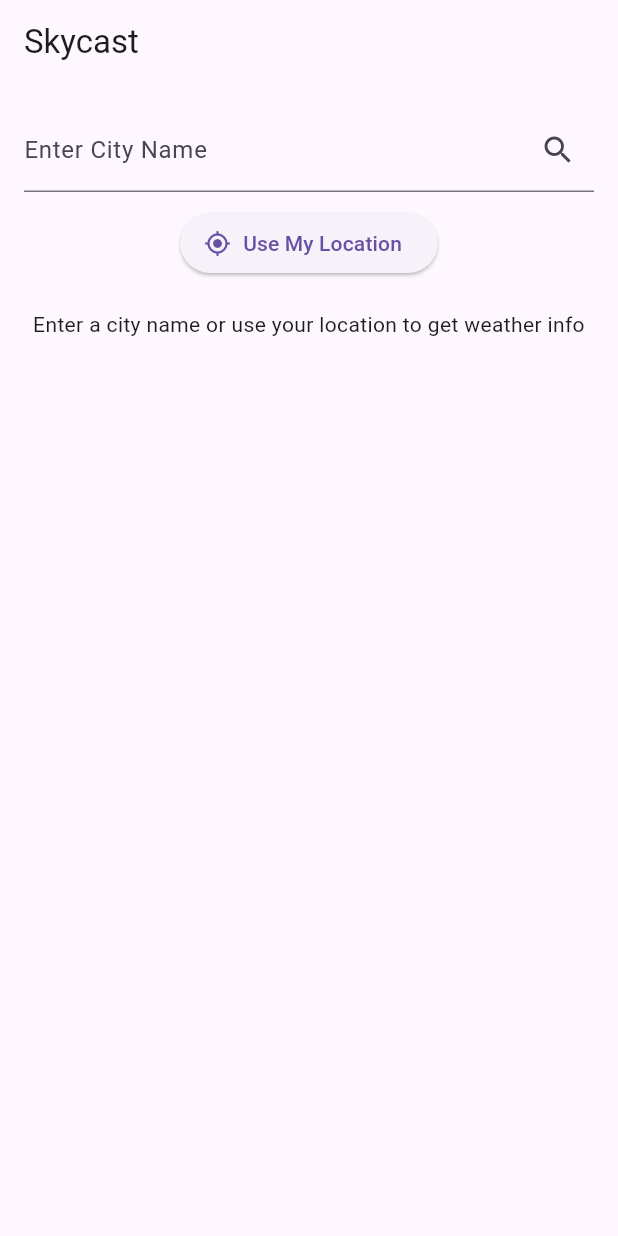
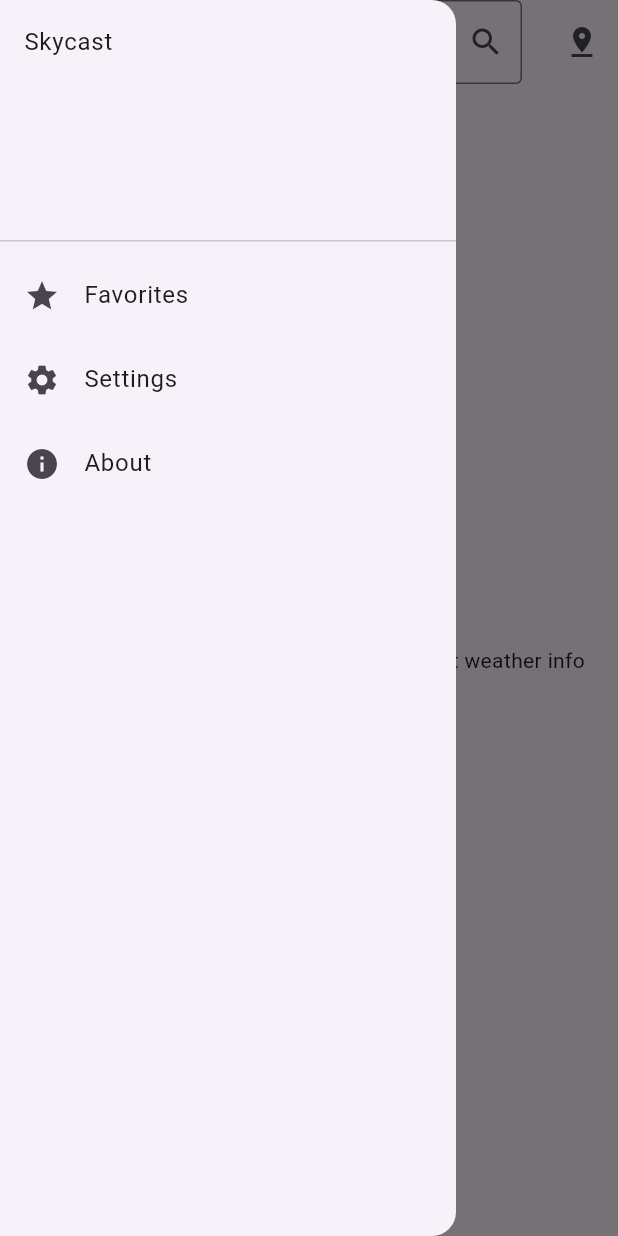
Before and after one commit to SinirliJapon/skycast, a Flutter app: the screen it shows after launch, with the side drawer open (before the commit the screen has no drawer), on a phone screen of 412 x 824 dp. Run offline on Flutter 3.47's test engine with Material 3 defaults, Android fonts, the phone set to English and light mode, and no system bars; our stand-ins replace flutter_dotenv, freezed_annotation, geolocator, shared_preferences.

Commit message:
initialize project structure with main components

```diff
--- /dev/null
+++ b/lib/core/app_strings.dart
@@ -0,0 +1,6 @@
+abstract class AppStrings {
+  static const String appName = "Skycast";
+  static const String entryMessage = "Enter a city name or use your location to get weather info";
+  static const String loadingMessage = "";
+  static const String searchHint = "Enter City";
+}
--- a/lib/providers/weather_provider.dart
+++ b/lib/providers/weather_provider.dart
@@ -13,8 +13,6 @@ class WeatherProvider with ChangeNotifier {
   WeatherModel? _weather;
   List<String> _citySuggestions = [];
 
-  final Map<String, List<String>> _citySuggestionsCache = {};
-
   WeatherModel? get weather => _weather;
   bool get isLoading => _isLoading;
   String get errorMessage => _errorMessage;
@@ -27,7 +25,6 @@ class WeatherProvider with ChangeNotifier {
       notifyListeners();
 
       _weather = await _weatherService.fetchWeather(cityName);
-      _citySuggestionsCache[cityName] = [_weather!.cityName];
 
     } catch (e) {
       _errorMessage = "An error occurred: $e";
@@ -62,12 +59,7 @@ class WeatherProvider with ChangeNotifier {
         _citySuggestions.add(_weather!.cityName);
       }
     } else {
-      if (_citySuggestionsCache.containsKey(query)) {
-        _citySuggestions = _citySuggestionsCache[query]!;
-      } else {
-        _citySuggestions = await _weatherService.fetchCitySuggestions(query);
-        _citySuggestionsCache[query] = _citySuggestions;
-      }
+      _citySuggestions = await _weatherService.fetchCitySuggestions(query);
     }
 
     notifyListeners();
--- a/lib/services/weather_service.dart
+++ b/lib/services/weather_service.dart
@@ -8,13 +8,7 @@ class WeatherService {
   final String geoBaseUrl = "https://api.openweathermap.org/geo/1.0/direct";
   final String oneCallUrl = "https://api.openweathermap.org/data/3.0/onecall";
 
-  final Map<String, WeatherModel> _cache = {};
-
   Future<WeatherModel> fetchWeather(String cityName) async {
-    if (_cache.containsKey(cityName)) {
-      return _cache[cityName]!;
-    }
-
     final String apiKey = dotenv.env['API_KEY'] ?? "";
     final String url = "$baseUrl?q=$cityName&appid=$apiKey&units=metric";
 
@@ -22,10 +16,7 @@ class WeatherService {
 
     if (response.statusCode == 200) {
       final data = json.decode(response.body);
-      final weather = WeatherModel.fromJson(data);
-
-      _cache[cityName] = weather;
-      return weather;
+      return WeatherModel.fromJson(data);
     } else {
       throw Exception("Failed to fetch weather data");
     }
--- a/lib/view/home/home_screen.dart
+++ b/lib/view/home/home_screen.dart
@@ -1,5 +1,6 @@
 import 'package:flutter/material.dart';
 import 'package:provider/provider.dart';
+import 'package:skycast/core/app_strings.dart';
 import 'package:skycast/providers/weather_provider.dart';
 
 class HomeScreen extends StatelessWidget {
@@ -9,68 +10,21 @@ class HomeScreen extends StatelessWidget {
 
   @override
   Widget build(BuildContext context) {
-    final weatherProvider = Provider.of<WeatherProvider>(context);
-
     return Scaffold(
-      appBar: AppBar(title: const Text('Skycast')),
-      body: Padding(
-        padding: const EdgeInsets.all(16.0),
-        child: Column(
-          children: [
-            Autocomplete<String>(
-              optionsBuilder: (TextEditingValue textEditingValue) async {
-                if (textEditingValue.text.isEmpty) return const Iterable<String>.empty();
-
-                await weatherProvider.fetchCitySuggestions(textEditingValue.text);
-                return weatherProvider.citySuggestions;
-              },
-              onSelected: (String selection) => _cityController.text = selection,
-              fieldViewBuilder: (context, controller, focusNode, onSubmitted) {
-                return TextField(
-                  controller: controller,
-                  focusNode: focusNode,
-                  onChanged: (value) => weatherProvider.fetchCitySuggestions(value),
-                  decoration: InputDecoration(
-                    labelText: "Enter City Name",
-                    suffixIcon: IconButton(
-                      icon: const Icon(Icons.search),
-                      onPressed: () {
-                        if (_cityController.text.isNotEmpty) {
-                          context.read<WeatherProvider>().fetchWeatherByCity(_cityController.text);
-                        }
-                      },
-                    ),
-                  ),
-                );
-              },
-            ),
-            const SizedBox(height: 10),
-            ElevatedButton.icon(
-              onPressed: () {
-                context.read<WeatherProvider>().fetchWeatherByLocation();
-              },
-              icon: const Icon(Icons.my_location),
-              label: const Text("Use My Location"),
-            ),
-            const SizedBox(height: 20),
-            Consumer<WeatherProvider>(
+      appBar: AppBar(title: CustomTextField(cityController: _cityController), actions: [LocationButton()]),
+      drawer: CustomDrawer(),
+      body: Consumer<WeatherProvider>(
         builder: (context, weatherProvider, child) {
           if (weatherProvider.isLoading) {
-                  return const Center(child: CircularProgressIndicator());
-                }
-                if (weatherProvider.errorMessage.isNotEmpty) {
+            return Center(child: CircularProgressIndicator());
+          } else if (weatherProvider.errorMessage.isNotEmpty) {
+            return Center(child: Text(weatherProvider.errorMessage));
+          } else if (weatherProvider.weather != null) {
+            final weather = weatherProvider.weather!;
             return Center(
-                    child: Text(
-                      weatherProvider.errorMessage,
-                      style: const TextStyle(color: Colors.red, fontSize: 16),
-                      textAlign: TextAlign.center,
-                    ),
-                  );
-                }
-                if (weatherProvider.weather != null) {
-                  final weather = weatherProvider.weather!;
-                  return Column(
-                    mainAxisAlignment: MainAxisAlignment.spaceEvenly,
+              child: Column(
+                crossAxisAlignment: CrossAxisAlignment.center,
+                mainAxisAlignment: MainAxisAlignment.center,
                 children: [
                   Text(weather.cityName, style: const TextStyle(fontSize: 24, fontWeight: FontWeight.bold)),
                   Text(weather.description, style: const TextStyle(fontSize: 22)),
@@ -83,20 +37,103 @@ class HomeScreen extends StatelessWidget {
                   Text("Pressure: ${weather.pressure} hPa", style: const TextStyle(fontSize: 22)),
                   Text("Cloudiness: ${weather.cloudiness}%", style: const TextStyle(fontSize: 22)),
                 ],
+              ),
+            );
+          } else {
+            return Center(child: Text(AppStrings.entryMessage));
+          }
+        },
+      ),
     );
   }
+}
 
-                return const Center(
-                  child: Text(
-                    "Enter a city name or use your location to get weather info",
-                    textAlign: TextAlign.center,
+class CustomDrawer extends StatelessWidget {
+  const CustomDrawer({super.key});
+
+  @override
+  Widget build(BuildContext context) {
+    return Drawer(
+      child: ListView(
+        children: [
+          const DrawerHeader(child: Text(AppStrings.appName)),
+          DrawerListTile(title: 'Favorites', icon: Icons.star, onTap: () {}),
+          DrawerListTile(title: 'Settings', icon: Icons.settings, onTap: () {}),
+          DrawerListTile(title: 'About', icon: Icons.info, onTap: () {}),
+        ],
+      ),
+    );
+  }
+}
+
+class DrawerListTile extends StatelessWidget {
+  final String title;
+  final IconData icon;
+  final void Function()? onTap;
+
+  const DrawerListTile({super.key, required this.title, required this.icon, required this.onTap});
+
+  @override
+  Widget build(BuildContext context) {
+    return ListTile(title: Text(title), leading: Icon(icon), onTap: onTap);
+  }
+}
+
+class LocationButton extends StatelessWidget {
+  const LocationButton({super.key});
+
+  @override
+  Widget build(BuildContext context) {
+    return IconButton(
+      icon: Icon(Icons.pin_drop),
+      onPressed: () => context.read<WeatherProvider>().fetchWeatherByLocation(),
+    );
+  }
+}
+
+class CustomTextField extends StatelessWidget {
+  const CustomTextField({super.key, required this.cityController});
+
+  final TextEditingController cityController;
+
+  @override
+  Widget build(BuildContext context) {
+    final weatherProvider = Provider.of<WeatherProvider>(context, listen: false);
+
+    return SizedBox(
+      width: MediaQuery.of(context).size.width * 0.7,
+      child: Autocomplete<String>(
+        onSelected: (String selection) {
+          cityController.text = selection;
+          weatherProvider.fetchWeatherByCity(selection);
+        },
+        optionsBuilder: (TextEditingValue textEditingValue) async {
+          if (textEditingValue.text.isEmpty) return const Iterable<String>.empty();
+          await weatherProvider.fetchCitySuggestions(textEditingValue.text);
+          return weatherProvider.citySuggestions;
+        },
+        fieldViewBuilder: (context, controller, focusNode, onSubmitted) {
+          return TextField(
+            controller: controller,
+            focusNode: focusNode,
+            enableSuggestions: false,
+            onChanged: (value) => weatherProvider.fetchCitySuggestions(value),
+            decoration: InputDecoration(
+              hintText: AppStrings.searchHint,
+              border: const OutlineInputBorder(),
+              suffixIcon: IconButton(
+                icon: const Icon(Icons.search),
+                onPressed: () {
+                  FocusScope.of(context).requestFocus(FocusNode());
+                  if (controller.text.isNotEmpty) {
+                    weatherProvider.fetchWeatherByCity(controller.text);
+                  }
+                },
+              ),
             ),
           );
         },
       ),
-          ],
-        ),
-      ),
     );
   }
 }
```
Lines whose indentation alone changed are shown as unchanged.
